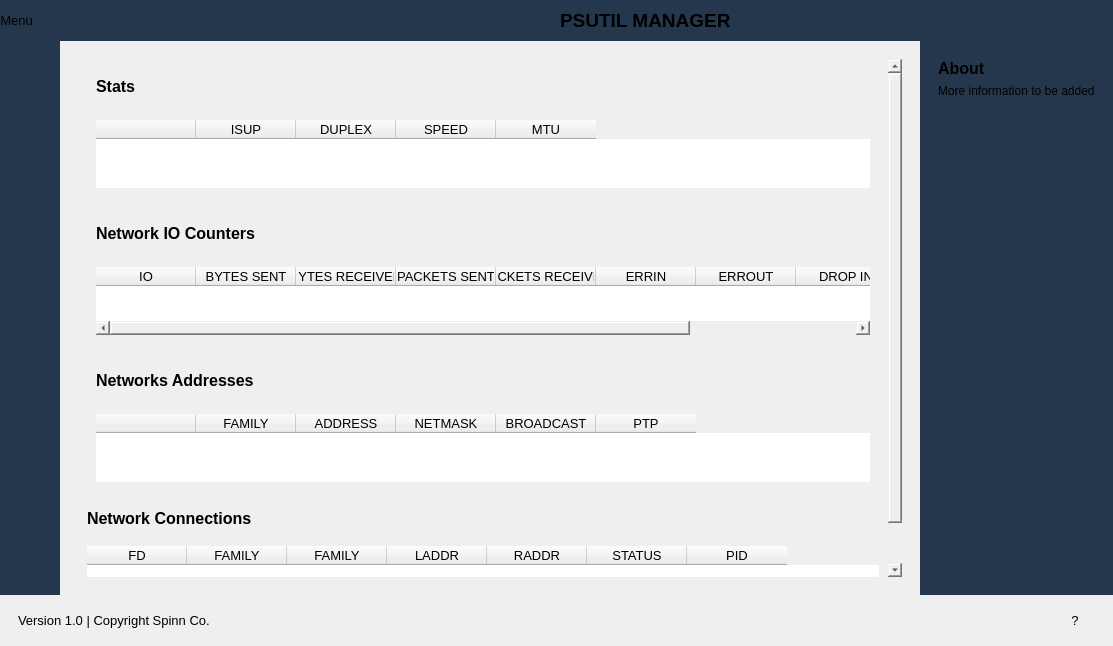
The window that mainWindow.ui (mourKa86/pyqtTutorial) describes before a commit, drawn with Qt 5.
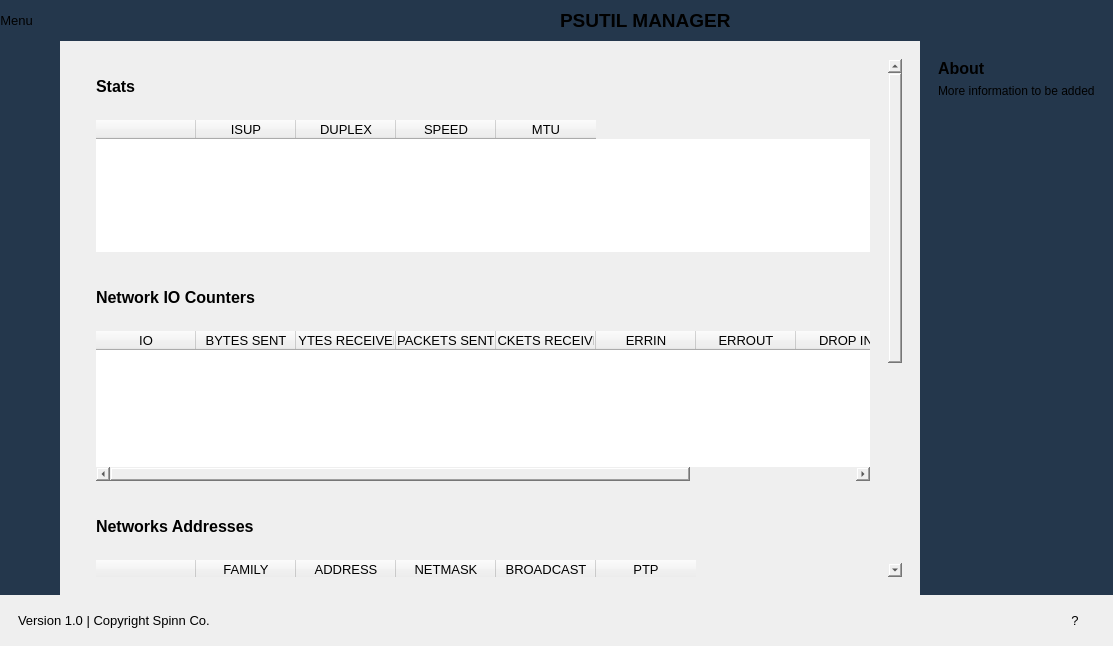
The same window after the commit. The open tabs and pages were chosen to show the change. Icons and pictures are not drawn. Custom widgets are drawn as their Qt base class.

Commit message: finished all tabs and added threads to live update battery and cpu information

The edit to the form file:
```diff
--- a/mainWindow.ui
+++ b/mainWindow.ui
@@ -16,6 +16,19 @@
   <property name="styleSheet">
    <string notr="true">*{
 	border:none;
+}
+
+QProgressBar{
+	background-color:rgb(20,30,43);
+	border-style:none;
+	border-radius:10px;
+	text-align:center;
+	color:rgb(255,0,0);
+}
+
+QProgressBar::chucnk{
+	background-color:qlineargradient(spread:pad,x1:0,y1:0,x2:1,y2:0,stop:0 rgba(0,136,255,255),stop:1 rgba(255,255,255,255));
+	border-radius:10px;
 }</string>
   </property>
   <widget class="QWidget" name="centralwidget">
@@ -1682,9 +1695,9 @@
                  <property name="geometry">
                   <rect>
                    <x>0</x>
-                   <y>0</y>
+                   <y>-358</y>
                    <width>822</width>
-                   <height>568</height>
+                   <height>874</height>
                   </rect>
                  </property>
                  <layout class="QVBoxLayout" name="verticalLayout_30">
@@ -1764,6 +1777,12 @@
                         </item>
                         <item>
                          <widget class="QFrame" name="statsTable_frame">
+                          <property name="minimumSize">
+                           <size>
+                            <width>0</width>
+                            <height>150</height>
+                           </size>
+                          </property>
                           <property name="frameShape">
                            <enum>QFrame::StyledPanel</enum>
                           </property>
@@ -1857,6 +1876,12 @@
                           <layout class="QVBoxLayout" name="verticalLayout_22">
                            <item>
                             <widget class="QTableWidget" name="ioTable">
+                             <property name="minimumSize">
+                              <size>
+                               <width>0</width>
+                               <height>150</height>
+                              </size>
+                             </property>
                              <property name="font">
                               <font>
                                <pointsize>10</pointsize>
@@ -1961,6 +1986,12 @@
                           <layout class="QVBoxLayout" name="verticalLayout_24">
                            <item>
                             <widget class="QTableWidget" name="networkAddressesTable">
+                             <property name="minimumSize">
+                              <size>
+                               <width>0</width>
+                               <height>150</height>
+                              </size>
+                             </property>
                              <property name="font">
                               <font>
                                <pointsize>10</pointsize>
@@ -2065,6 +2096,12 @@
                           <layout class="QVBoxLayout" name="verticalLayout_28">
                            <item>
                             <widget class="QTableWidget" name="networkConnectionsTable">
+                             <property name="minimumSize">
+                              <size>
+                               <width>0</width>
+                               <height>150</height>
+                              </size>
+                             </property>
                              <property name="font">
                               <font>
                                <pointsize>10</pointsize>
```
Left out of the diff: 33 changed lines with no effect on the pictures. The commit also changes 4 other files.
